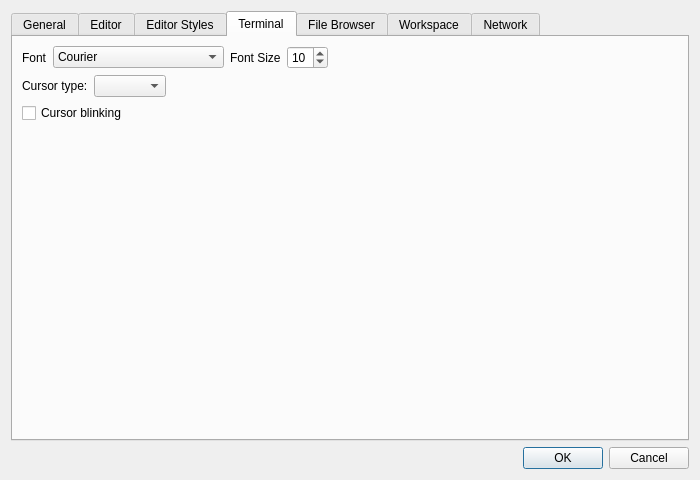
The window that libgui/src/settings-dialog.ui (ctaggart/octave) describes before a commit, drawn with Qt 5.
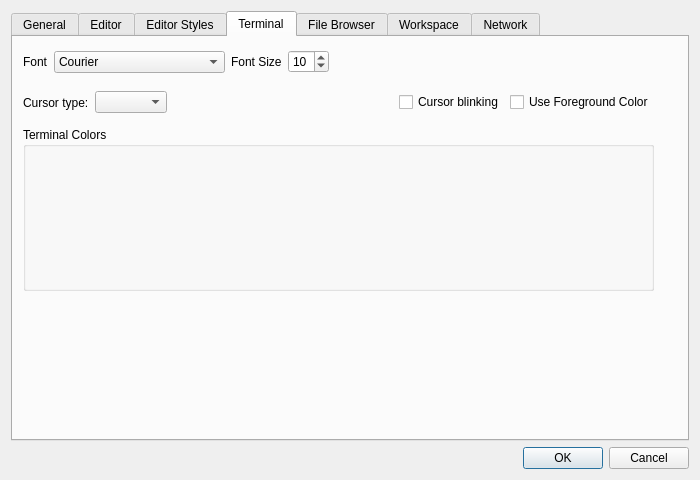
The same window after the commit. The open tabs and pages were chosen to show the change.

Commit message: allow terminal colors to be set from preferences dialog

Patch:
```diff
--- a/libgui/src/settings-dialog.ui
+++ b/libgui/src/settings-dialog.ui
@@ -317,8 +317,114 @@
       <attribute name="title">
        <string>Terminal</string>
       </attribute>
+      <widget class="QWidget" name="horizontalLayoutWidget">
+       <property name="geometry">
+        <rect>
+         <x>10</x>
+         <y>50</y>
+         <width>631</width>
+         <height>31</height>
+        </rect>
+       </property>
+       <layout class="QHBoxLayout" name="horizontalLayout_3">
+        <item>
+         <widget class="QLabel" name="label">
+          <property name="text">
+           <string>Cursor type:</string>
+          </property>
+         </widget>
+        </item>
+        <item>
+         <widget class="QComboBox" name="terminal_cursorType"/>
+        </item>
+        <item>
+         <spacer name="horizontalSpacer">
+          <property name="orientation">
+           <enum>Qt::Horizontal</enum>
+          </property>
+          <property name="sizeHint" stdset="0">
+           <size>
+            <width>40</width>
+            <height>20</height>
+           </size>
+          </property>
+         </spacer>
+        </item>
+        <item>
+         <widget class="QCheckBox" name="terminal_cursorBlinking">
+          <property name="text">
+           <string>Cursor blinking</string>
+          </property>
+         </widget>
+        </item>
+        <item>
+         <widget class="QCheckBox" name="terminal_cursorUseForegroundColor">
+          <property name="text">
+           <string>Use Foreground Color</string>
+          </property>
+         </widget>
+        </item>
+       </layout>
+      </widget>
+      <widget class="QWidget" name="verticalLayoutWidget_2">
+       <property name="geometry">
+        <rect>
+         <x>10</x>
+         <y>90</y>
+         <width>631</width>
+         <height>164</height>
+        </rect>
+       </property>
       <layout class="QVBoxLayout" name="verticalLayout">
        <item>
+         <widget class="QGroupBox" name="terminal_colors_box">
+          <property name="minimumSize">
+           <size>
+            <width>0</width>
+            <height>162</height>
+           </size>
+          </property>
+          <property name="title">
+           <string>Terminal Colors</string>
+          </property>
+         </widget>
+        </item>
+       </layout>
+      </widget>
+      <widget class="QWidget" name="verticalLayoutWidget_3">
+       <property name="geometry">
+        <rect>
+         <x>10</x>
+         <y>260</y>
+         <width>631</width>
+         <height>121</height>
+        </rect>
+       </property>
+       <layout class="QVBoxLayout" name="verticalLayout_8">
+        <item>
+         <spacer name="verticalSpacer_3">
+          <property name="orientation">
+           <enum>Qt::Vertical</enum>
+          </property>
+          <property name="sizeHint" stdset="0">
+           <size>
+            <width>20</width>
+            <height>40</height>
+           </size>
+          </property>
+         </spacer>
+        </item>
+       </layout>
+      </widget>
+      <widget class="QWidget" name="layoutWidget">
+       <property name="geometry">
+        <rect>
+         <x>10</x>
+         <y>10</y>
+         <width>631</width>
+         <height>30</height>
+        </rect>
+       </property>
         <layout class="QHBoxLayout" name="horizontalLayout_5">
          <item>
           <widget class="QLabel" name="label_11">
@@ -371,72 +477,7 @@
           </spacer>
          </item>
         </layout>
-       </item>
-       <item>
-        <layout class="QHBoxLayout" name="horizontalLayout_3">
-         <item>
-          <widget class="QLabel" name="label">
-           <property name="text">
-            <string>Cursor type:</string>
-           </property>
-          </widget>
-         </item>
-         <item>
-          <widget class="QComboBox" name="terminal_cursorType"/>
-         </item>
-         <item>
-          <spacer name="horizontalSpacer">
-           <property name="orientation">
-            <enum>Qt::Horizontal</enum>
-           </property>
-           <property name="sizeHint" stdset="0">
-            <size>
-             <width>40</width>
-             <height>20</height>
-            </size>
-           </property>
-          </spacer>
-         </item>
-        </layout>
-       </item>
-       <item>
-        <layout class="QHBoxLayout" name="horizontalLayout_2">
-         <item>
-          <widget class="QCheckBox" name="terminal_cursorBlinking">
-           <property name="text">
-            <string>Cursor blinking</string>
-           </property>
-          </widget>
-         </item>
-         <item>
-          <spacer name="horizontalSpacer_2">
-           <property name="orientation">
-            <enum>Qt::Horizontal</enum>
-           </property>
-           <property name="sizeHint" stdset="0">
-            <size>
-             <width>40</width>
-             <height>20</height>
-            </size>
-           </property>
-          </spacer>
-         </item>
-        </layout>
-       </item>
-       <item>
-        <spacer name="verticalSpacer_3">
-         <property name="orientation">
-          <enum>Qt::Vertical</enum>
-         </property>
-         <property name="sizeHint" stdset="0">
-          <size>
-           <width>20</width>
-           <height>321</height>
-          </size>
-         </property>
-        </spacer>
-       </item>
-      </layout>
+      </widget>
      </widget>
      <widget class="QWidget" name="tab_2">
       <attribute name="title">
```
Left out of the diff: 8 changed lines with no effect on the pictures. Lines whose indentation alone changed are shown as unchanged. The commit also changes 10 other files.
